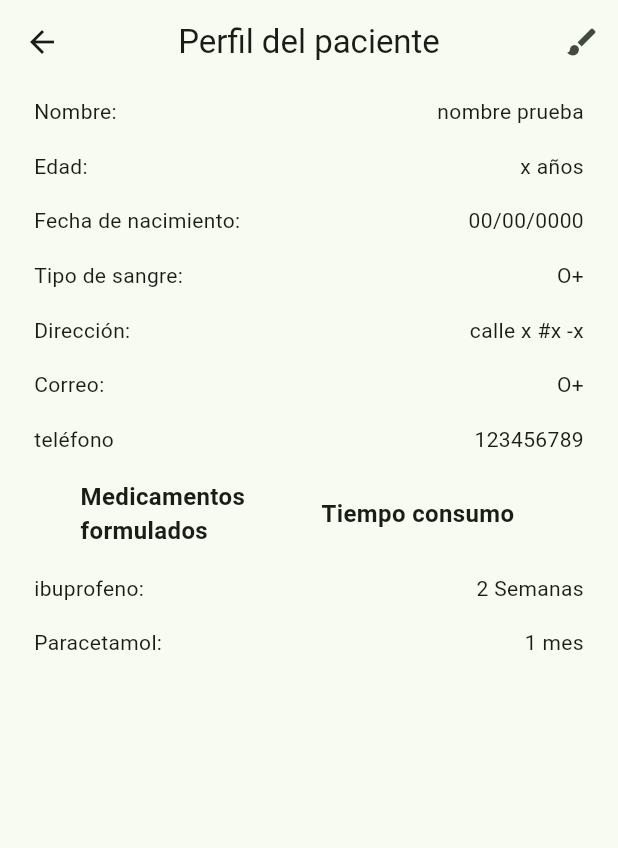
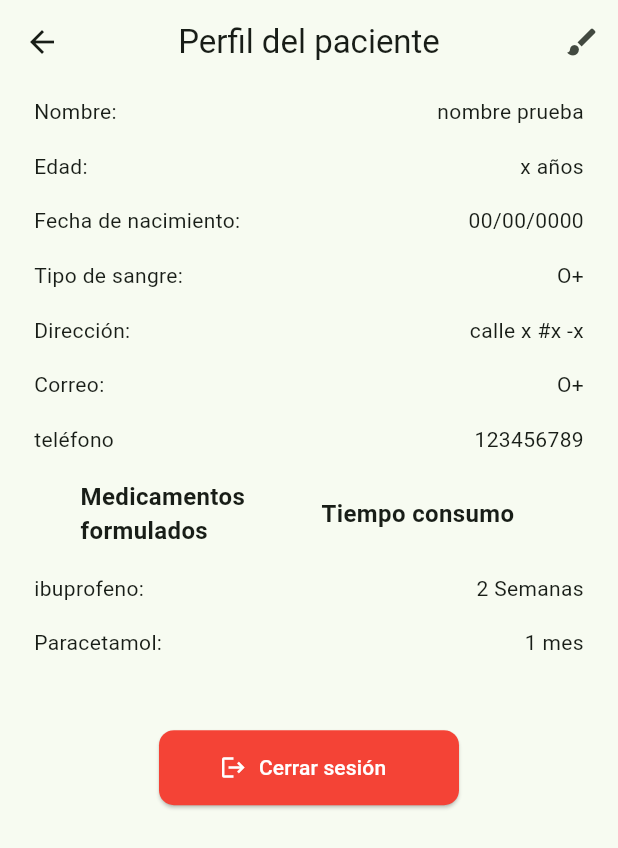
Before and after one commit to p1errot/Recuerda-Med, a Flutter app: the PerfilScreen screen opened directly, on a phone screen of 412 x 824 dp. Shown: the top 848 px of the screen. Run offline on Flutter 3.47's test engine with Material 3 defaults, Android fonts, the light colour scheme and no system bars; our stand-ins replace sqflite; accounts and stored records are empty.

Commit message:
Cierre de sesion en perfil

```diff
--- a/lib/presentation/Screens/perfil/perfil_screen.dart
+++ b/lib/presentation/Screens/perfil/perfil_screen.dart
@@ -1,5 +1,6 @@
 import 'package:flutter/material.dart';
 import 'package:recuerdamed/presentation/Screens/perfil/editar_perfil_screen.dart';
+import 'package:recuerdamed/presentation/Screens/login/login_screen.dart';
 
 class PerfilScreen extends StatelessWidget {
   const PerfilScreen({super.key});
@@ -104,6 +105,28 @@ class PerfilScreen extends StatelessWidget {
                 TextoA(text: "1 mes", width: 0.5, aling: 1),
               ],
             ),
+
+            const SizedBox(height: 40),
+
+            ElevatedButton.icon(
+              icon: const Icon(Icons.logout),
+              label: const Text('Cerrar sesión'),
+              style: ElevatedButton.styleFrom(
+                backgroundColor: Colors.red,
+                foregroundColor: Colors.white,
+                minimumSize: const Size(200, 50),
+                shape: RoundedRectangleBorder(
+                  borderRadius: BorderRadius.circular(10),
+                ),
+              ),
+              onPressed: () {
+                // Navega a la página de login y remueve todas las rutas
+                Navigator.of(context).pushAndRemoveUntil(
+                  MaterialPageRoute(builder: (context) => const SignInScreen()),
+                  (route) => false, // Remueve todas las rutas
+                );
+              },
+            ),
           ],
         ),
       ),
```
